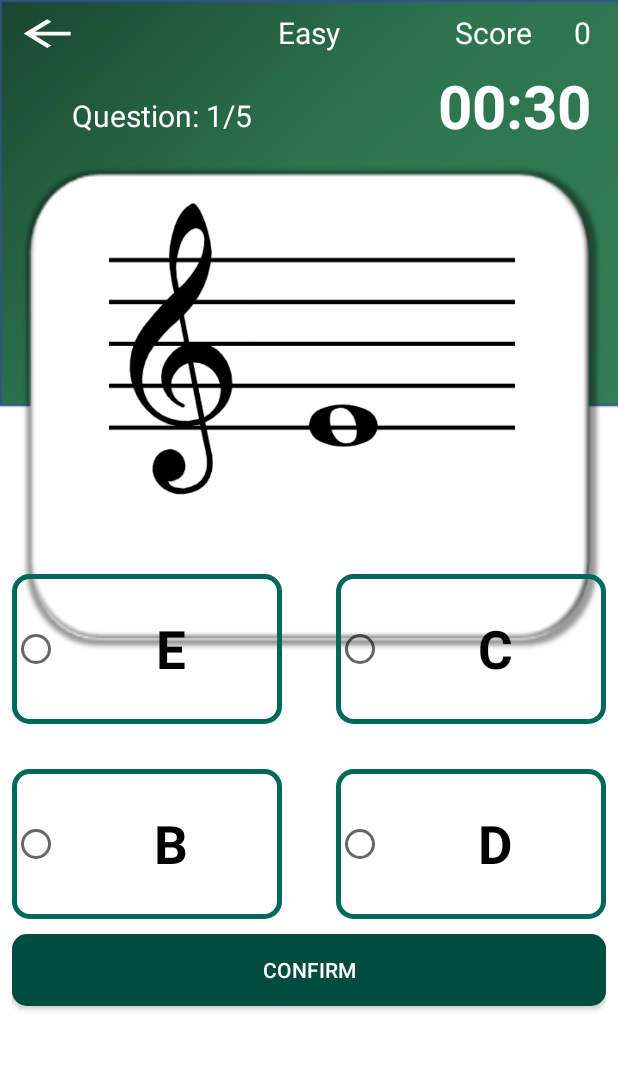
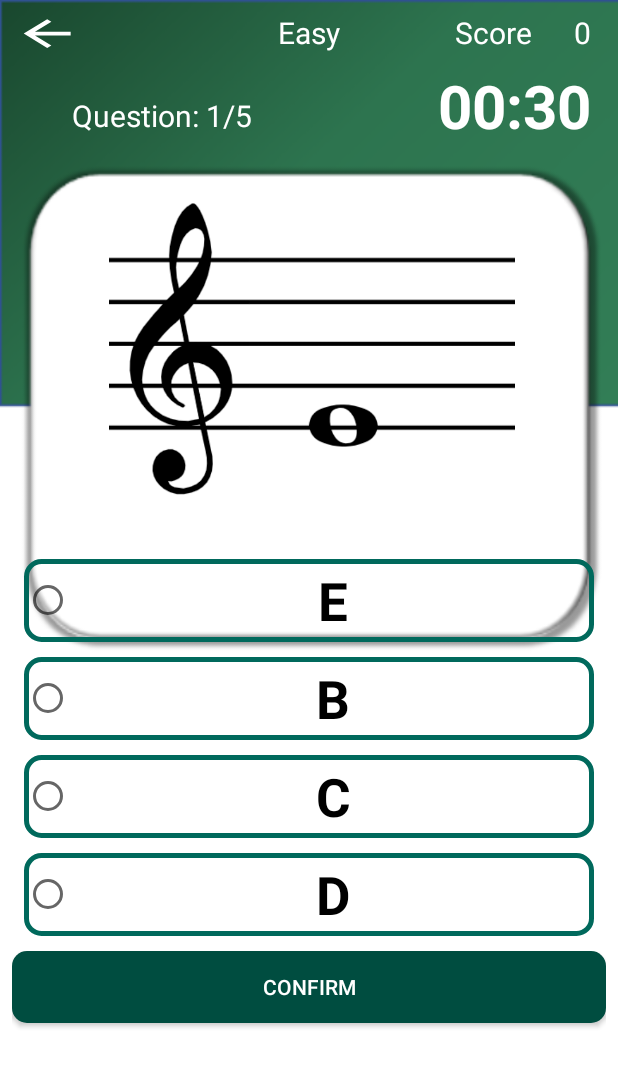
Before and after one commit to shumeiiSM/Cresendo, an Android app: the Quiz screen opened directly, with no data from a screen before it, on a phone screen of 412 x 824 dp. Shown: the top 1067 px of the screen. Run offline under Robolectric (Android 15) with nearby library versions, the phone set to English and light mode, and no system bars.

Commit message:
score working

```diff
--- a/app/build.gradle
+++ b/app/build.gradle
@@ -32,6 +32,5 @@ dependencies {
     androidTestImplementation 'com.android.support.test:runner:1.0.2'
     androidTestImplementation 'com.android.support.test.espresso:espresso-core:3.0.2'
     implementation 'androidx.cardview:cardview:1.0.0'
-    implementation 'de.hdodenhof:circleimageview:2.1.0'
-    implementation 'com.android.support:support-vector-drawable:28.0.0'
+    implementation 'de.hdodenhof:circleimageview:3.0.0'
 }
--- a/app/src/main/java/com/example/a17010233/cresendo/Helper.java
+++ b/app/src/main/java/com/example/a17010233/cresendo/Helper.java
@@ -54,15 +54,15 @@ public class Helper extends SQLiteOpenHelper {
     }
 
     private void fillQuestionsTable() {
-        Question_Easy q1 = new Question_Easy("treble_a", "A", "B", "C", "D", 1);
+        Question_Easy q1 = new Question_Easy("treble_a", "A", "B", "C", "D", 0);
         addQuestion(q1);
-        Question_Easy q2 = new Question_Easy("treble_b", "A", "B", "C", "D", 2);
+        Question_Easy q2 = new Question_Easy("treble_b", "A", "B", "C", "D", 1);
         addQuestion(q2);
-        Question_Easy q3 = new Question_Easy("treble_c", "A", "B", "C", "D", 3);
+        Question_Easy q3 = new Question_Easy("treble_c", "A", "B", "C", "D", 2);
         addQuestion(q3);
-        Question_Easy q4 = new Question_Easy("treble_d", "A", "B", "C", "D", 4);
+        Question_Easy q4 = new Question_Easy("treble_d", "A", "B", "C", "D", 3);
         addQuestion(q4);
-        Question_Easy q5 = new Question_Easy("treble_e", "E", "B", "C", "D", 1);
+        Question_Easy q5 = new Question_Easy("treble_e", "E", "B", "C", "D", 0);
         addQuestion(q5);
 
     }
--- a/app/src/main/java/com/example/a17010233/cresendo/Quiz.java
+++ b/app/src/main/java/com/example/a17010233/cresendo/Quiz.java
@@ -40,7 +40,7 @@ public class Quiz extends AppCompatActivity {
     private int questionCountTotal;
     private Question_Easy currentQuestion;
 
-    private int score;
+    private int myscore;
     private boolean answered;
 
 
@@ -136,13 +136,15 @@ public class Quiz extends AppCompatActivity {
     private void checkAnswer() {
         answered = true;
 
+        mScoreView = findViewById(R.id.score);
+
         RadioButton rbSelected = findViewById(rbGroup.getCheckedRadioButtonId());
         int answerNr = rbGroup.indexOfChild(rbSelected) + 1;
         int a = currentQuestion.getAnswer();
 
         if (answerNr == currentQuestion.getAnswer()) {
-            score++;
-            mScoreView.setText(score);
+            myscore++;
+            mScoreView.setText(String.valueOf(myscore));
         }
 
         showSolution();
--- a/app/src/main/res/layout/activity_quiz.xml
+++ b/app/src/main/res/layout/activity_quiz.xml
@@ -33,8 +33,8 @@
             android:id="@+id/score_name"
             android:layout_width="match_parent"
             android:layout_height="wrap_content"
+            android:layout_marginRight="50dp"
             android:gravity="end"
-            android:layout_marginRight="50dp"
             android:text="Score"
             android:textColor="#fff"
             android:textSize="20sp" />
@@ -43,8 +43,8 @@
             android:id="@+id/score"
             android:layout_width="match_parent"
             android:layout_height="wrap_content"
+            android:layout_marginRight="10dp"
             android:gravity="end"
-            android:layout_marginRight="10dp"
             android:text="0"
             android:textColor="#fff"
             android:textSize="20sp" />
@@ -64,13 +64,13 @@
             android:id="@+id/time"
             android:layout_width="match_parent"
             android:layout_height="wrap_content"
+            android:layout_marginTop="35dp"
             android:layout_marginRight="10dp"
-            android:layout_marginTop="35dp"
             android:gravity="end"
-            android:textStyle="bold"
             android:text="00:30"
             android:textColor="#fff"
-            android:textSize="40sp" />
+            android:textSize="40sp"
+            android:textStyle="bold" />
     </FrameLayout>
 
 
@@ -78,80 +78,67 @@
         android:id="@+id/questImage"
         android:layout_width="300dp"
         android:layout_height="200dp"
-        android:layout_marginTop="35dp"
-        android:layout_marginLeft="50dp"/>
+        android:layout_marginLeft="50dp"
+        android:layout_marginTop="35dp" />
     <!--android:background="@drawable/treble_c" />-->
 
     <RadioGroup
         android:id="@+id/rbGroup"
         android:layout_width="match_parent"
         android:layout_height="wrap_content"
-        android:orientation="horizontal">
-
-        <LinearLayout
-            android:layout_width="195dp"
-            android:layout_height="wrap_content"
+        android:layout_marginLeft="8dp"
+        android:layout_marginRight="8dp"
         android:orientation="vertical">
 
         <RadioButton
             android:id="@+id/first"
-                android:layout_width="180dp"
-                android:layout_height="100dp"
-                android:layout_marginTop="50dp"
+            android:layout_width="match_parent"
+            android:layout_height="55dp"
+            android:layout_marginTop="40dp"
             android:background="@drawable/quiz"
             android:gravity="center"
-                android:textStyle="bold"
-                android:textSize="35sp" />
+            android:textSize="35sp"
+            android:textStyle="bold" />
 
         <RadioButton
             android:id="@+id/second"
-                android:layout_width="180dp"
-                android:layout_height="100dp"
-                android:layout_marginTop="30dp"
+            android:layout_width="match_parent"
+            android:layout_height="55dp"
+            android:layout_marginTop="10dp"
             android:background="@drawable/quiz"
             android:gravity="center"
-                android:textStyle="bold"
-                android:textSize="35sp" />
-        </LinearLayout>
-
-        <LinearLayout
-            android:layout_width="match_parent"
-            android:layout_height="wrap_content"
-            android:orientation="vertical">
+            android:textSize="35sp"
+            android:textStyle="bold" />
 
         <RadioButton
             android:id="@+id/third"
-                android:layout_width="180dp"
-                android:layout_height="100dp"
-                android:layout_marginTop="50dp"
-                android:layout_gravity="end"
+            android:layout_width="match_parent"
+            android:layout_height="55dp"
+            android:layout_marginTop="10dp"
             android:background="@drawable/quiz"
             android:gravity="center"
-                android:textStyle="bold"
-                android:textSize="35sp" />
+            android:textSize="35sp"
+            android:textStyle="bold" />
 
         <RadioButton
             android:id="@+id/fourth"
-                android:layout_width="180dp"
-                android:layout_height="100dp"
-                android:layout_marginTop="30dp"
-                android:layout_gravity="end"
+            android:layout_width="match_parent"
+            android:layout_height="55dp"
+            android:layout_marginTop="10dp"
             android:background="@drawable/quiz"
             android:gravity="center"
-                android:textStyle="bold"
-                android:textSize="35sp" />
-
-        </LinearLayout>
+            android:textSize="35sp"
+            android:textStyle="bold" />
     </RadioGroup>
 
     <Button
         android:id="@+id/btnConfirm"
         android:layout_width="match_parent"
         android:layout_height="wrap_content"
+        android:layout_marginTop="10dp"
         android:background="@drawable/confirm"
-        android:textColor="@android:color/white"
-        android:layout_marginTop="10dp"
-        android:text="CONFIRM"/>
+        android:text="CONFIRM"
+        android:textColor="@android:color/white" />
 
 
 </LinearLayout>
--- a/app/src/main/res/layout/leaderboard.xml
+++ b/app/src/main/res/layout/leaderboard.xml
@@ -11,10 +11,28 @@
         android:id="@+id/ivUser"
         android:layout_width="100dp"
         android:layout_height="100dp"
-        android:layout_gravity="center"
         android:src="@drawable/green"
-        app:civ_border_color="#000000"
-        app:civ_border_width="2dp" />
+        app:civ_border_width="2dp"
+        app:civ_border_color="#000000"/>
+
+    <android.support.v7.widget.CardView
+        android:id="@+id/view2"
+        android:layout_width="45dp"
+        android:layout_height="45dp"
+        android:background="#ffffff"
+        android:shape="ring"
+        app:cardCornerRadius="5000dp">
+
+        <ImageView
+            android:id="@+id/profile_img_post"
+            android:layout_width="match_parent"
+            android:layout_height="match_parent"
+            android:layout_alignParentTop="true"
+            android:layout_centerHorizontal="true"
+            android:scaleType="centerCrop"
+            android:src="@drawable/green">
+        </ImageView>
+    </android.support.v7.widget.CardView>
 
 
 </LinearLayout>
```
Lines whose indentation alone changed are shown as unchanged.
